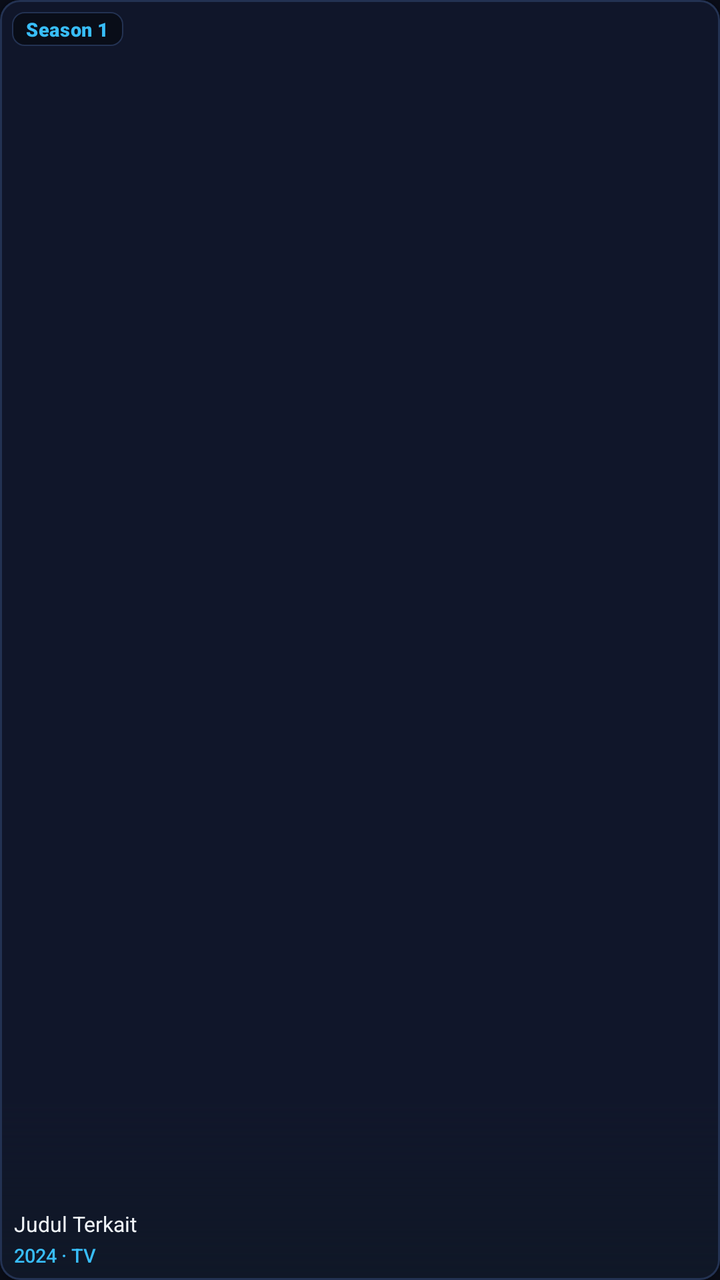
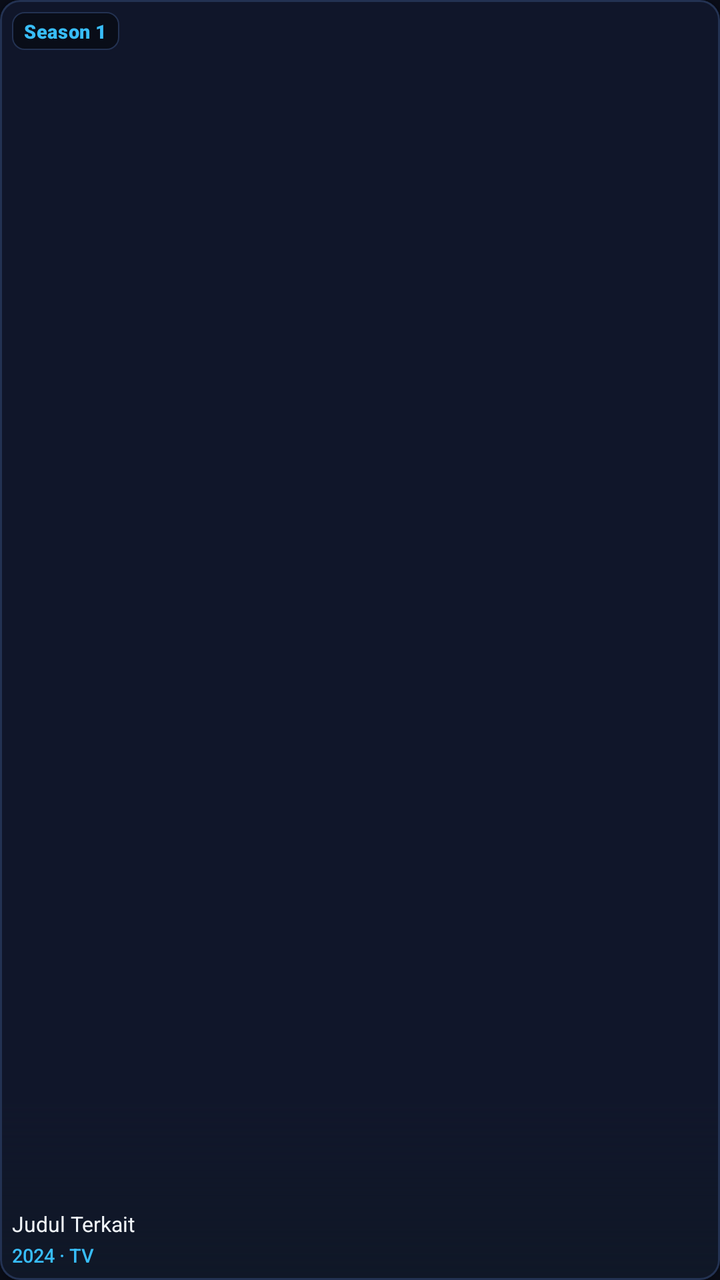

The first picture is an Android layout as it rendered before a commit; the second is the same layout after the commit. The layout source and the unified diff follow.
<!-- AndroidManifest.xml: application theme Theme.Menatap -->
<!-- res/layout/item_related_card.xml -->
<?xml version="1.0" encoding="utf-8"?>
<com.google.android.material.card.MaterialCardView xmlns:android="http://schemas.android.com/apk/res/android"
    xmlns:app="http://schemas.android.com/apk/res-auto"
    android:id="@+id/card_related_root"
    android:layout_width="105dp"
    android:layout_height="160dp"
    android:layout_marginEnd="10dp"
    android:clickable="true"
    android:focusable="true"
    android:foreground="?attr/selectableItemBackground"
    app:cardCornerRadius="10dp"
    app:cardElevation="3dp"
    app:cardBackgroundColor="@color/frost_surface"
    app:strokeColor="@color/frost_border"
    app:strokeWidth="1dp">

    <FrameLayout
        android:layout_width="match_parent"
        android:layout_height="match_parent">

        
        <ImageView
            android:id="@+id/iv_related_poster"
            android:layout_width="match_parent"
            android:layout_height="match_parent"
            android:scaleType="centerCrop"
            android:contentDescription="Poster Karakter Anime Terkait" />

        
        <View
            android:layout_width="match_parent"
            android:layout_height="90dp"
            android:layout_gravity="bottom"
            android:background="@drawable/bg_poster_frost_scrim" />

        
        <TextView
            android:id="@+id/tv_related_badge"
            android:layout_width="wrap_content"
            android:layout_height="wrap_content"
            android:layout_gravity="top|start"
            android:layout_margin="6dp"
            android:paddingHorizontal="7dp"
            android:paddingVertical="2dp"
            android:background="@drawable/bg_badge_frost"
            android:text="Season 1"
            android:textColor="@color/accent_glacial"
            android:textSize="9.5sp"
            android:fontFamily="sans-serif-black"
            android:letterSpacing="0.02"
            android:singleLine="true" />

        
        <LinearLayout
            android:layout_width="match_parent"
            android:layout_height="wrap_content"
            android:layout_gravity="bottom"
            android:orientation="vertical"
            android:paddingHorizontal="7dp"
            android:paddingBottom="6dp">

            <TextView
                android:id="@+id/tv_related_title"
                android:layout_width="match_parent"
                android:layout_height="wrap_content"
                android:text="Judul Terkait"
                android:textColor="@color/text_frost_bright"
                android:textSize="10.5sp"
                android:fontFamily="sans-serif-bold"
                android:lineSpacingExtra="1dp"
                android:maxLines="2"
                android:ellipsize="end" />

            <TextView
                android:id="@+id/tv_related_meta"
                android:layout_width="match_parent"
                android:layout_height="wrap_content"
                android:layout_marginTop="2dp"
                android:text="2024 · TV"
                android:textColor="@color/accent_glacial"
                android:textSize="9.5sp"
                android:fontFamily="sans-serif-medium"
                android:singleLine="true"
                android:ellipsize="end" />
        </LinearLayout>
    </FrameLayout>
</com.google.android.material.card.MaterialCardView>
<!-- resources referenced by this layout -->
<resources>
  <color name="accent_glacial">#38BDF8</color>
  <color name="frost_border">#233252</color>
  <color name="frost_surface">#10162A</color>
  <color name="text_frost_bright">#F1F5F9</color>
  <!-- drawable bg_badge_frost (drawable) -->
  <?xml version="1.0" encoding="utf-8"?>
  <shape xmlns:android="http://schemas.android.com/apk/res/android"
      android:shape="rectangle">
      <corners android:radius="6dp" />
      <solid android:color="#CC080C14" />
      <stroke
          android:width="0.8dp"
          android:color="@color/frost_border" />
  </shape>
  <!-- drawable bg_poster_frost_scrim (drawable) -->
  <?xml version="1.0" encoding="utf-8"?>
  <shape xmlns:android="http://schemas.android.com/apk/res/android"
      android:shape="rectangle">
      <gradient
          android:angle="270"
          android:startColor="#00000000"
          android:centerColor="#770F1726"
          android:endColor="#F20F1726" />
  </shape>
  <style name="Theme.Menatap" parent="Theme.MaterialComponents.DayNight.NoActionBar">
          <item name="android:windowBackground">@color/frost_void</item>
          <item name="android:statusBarColor">@android:color/transparent</item>
          <item name="android:navigationBarColor">@android:color/transparent</item>
          <item name="android:windowLightStatusBar">false</item>
          <item name="android:windowLightNavigationBar">false</item>
          <item name="colorPrimary">@color/accent_glacial</item>
          <item name="colorPrimaryVariant">@color/accent_azure</item>
          <item name="colorSecondary">@color/accent_frost_iris</item>
          <item name="android:textColorPrimary">@color/text_frost_bright</item>
          <item name="android:textColorSecondary">@color/text_frost_subtle</item>
      </style>
  <color name="frost_void">#0A0D18</color>
  <color name="accent_azure">#38BDF8</color>
  <color name="accent_frost_iris">#818CF8</color>
  <color name="text_frost_subtle">#94A3B8</color>
</resources>

<!-- the commit's change to res/layout/item_related_card.xml (unified diff, before → after) -->
@@ -4,7 +4,7 @@
     android:id="@+id/card_related_root"
     android:layout_width="105dp"
     android:layout_height="160dp"
-    android:layout_marginEnd="10dp"
+    android:layout_marginEnd="@dimen/card_related_margin_end"
     android:clickable="true"
     android:focusable="true"
     android:foreground="?attr/selectableItemBackground"
@@ -39,9 +39,9 @@
             android:layout_width="wrap_content"
             android:layout_height="wrap_content"
             android:layout_gravity="top|start"
-            android:layout_margin="6dp"
-            android:paddingHorizontal="7dp"
-            android:paddingVertical="2dp"
+            android:layout_margin="@dimen/card_badge_margin"
+            android:paddingHorizontal="@dimen/card_badge_padding_h"
+            android:paddingVertical="@dimen/card_badge_padding_v"
             android:background="@drawable/bg_badge_frost"
             android:text="Season 1"
             android:textColor="@color/accent_glacial"
@@ -56,8 +56,8 @@
             android:layout_height="wrap_content"
             android:layout_gravity="bottom"
             android:orientation="vertical"
-            android:paddingHorizontal="7dp"
-            android:paddingBottom="6dp">
+            android:paddingHorizontal="@dimen/card_badge_padding_h"
+            android:paddingBottom="@dimen/card_badge_margin">
 
             <TextView
                 android:id="@+id/tv_related_title"
<!-- resource entries referenced after the edit -->
@@ -4,6 +4,10 @@
   <color name="frost_border">#233252</color>
   <color name="frost_surface">#10162A</color>
   <color name="text_frost_bright">#F1F5F9</color>
+  <dimen name="card_badge_margin">6dp</dimen>
+  <dimen name="card_badge_padding_h">6dp</dimen>
+  <dimen name="card_badge_padding_v">3dp</dimen>
+  <dimen name="card_related_margin_end">6dp</dimen>
   <!-- drawable bg_badge_frost (drawable) -->
   <?xml version="1.0" encoding="utf-8"?>
   <shape xmlns:android="http://schemas.android.com/apk/res/android"
